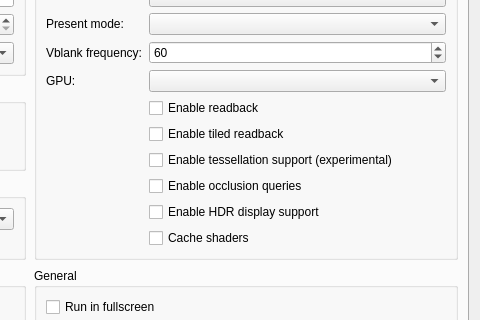
TheCruZ/KytyPS5-GTA, file src/launcher/forms/configuration_edit_dialog.ui: the form before one commit; both pictures show x 420 to 900 and y 90 to 410 of the 900 by 695 pixel window.
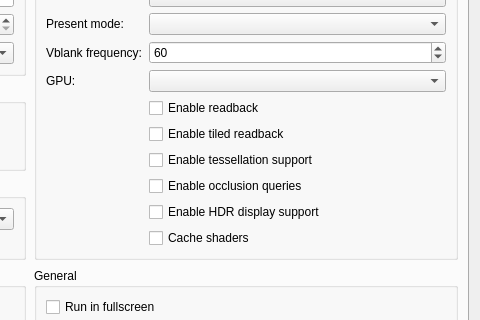
The form after the commit. Custom widgets are drawn as their Qt base class.

Commit message:
graphics: draw tessellation patches by default
GTA V (PPSA04263) tessellates the trunks of trees near the camera. With
patches skipped by default, a tree's trunk disappeared when walking up to
it and came back at a distance, where the game draws an untessellated
model. Its tessellation programs now translate, so draw patches unless
--no-tessellation is passed. The launcher passes --no-tessellation when its checkbox is
off and enables it in new configurations.

What changed in the file:
```diff
--- a/src/launcher/forms/configuration_edit_dialog.ui
+++ b/src/launcher/forms/configuration_edit_dialog.ui
@@ -177,8 +177,8 @@
             </item>
             <item row="7" column="1">
              <widget class="QCheckBox" name="checkBox_tessellation">
-              <property name="toolTip"><string>Draw tessellated geometry. Disabled by default; unsupported tessellation may cause crashes.</string></property>
-              <property name="text"><string>Enable tessellation support (experimental)</string></property>
+              <property name="toolTip"><string>Draw tessellated geometry, such as GTA V's nearby tree trunks. Unsupported tessellation shaders may cause crashes.</string></property>
+              <property name="text"><string>Enable tessellation support</string></property>
              </widget>
             </item>
             <item row="8" column="1">
```
The commit also changes 4 other files.
